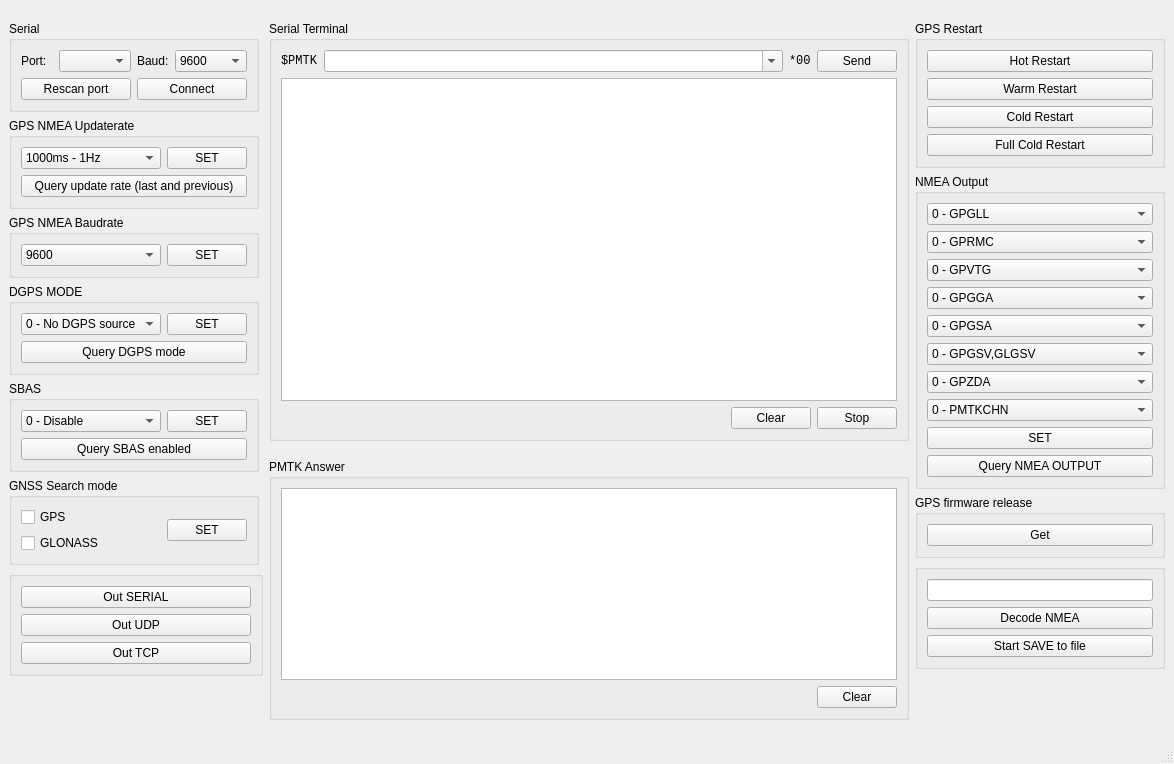
This is GPS_resender/mainwindow.ui in DamianPodrazaCode/GPS_resender as Qt 5 draws it before an edit. The edited form follows.
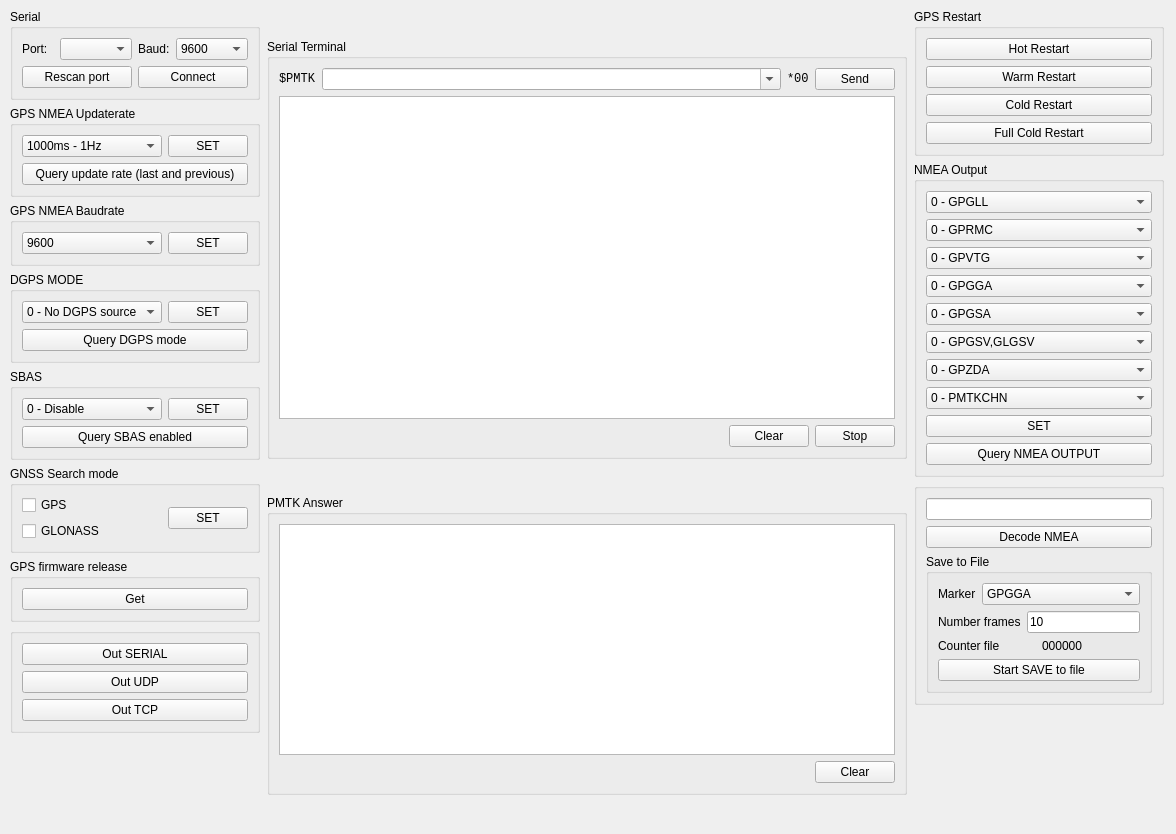
This is the edited form.

Diff of the .ui file:
```diff
--- a/GPS_resender/mainwindow.ui
+++ b/GPS_resender/mainwindow.ui
@@ -6,8 +6,8 @@
    <rect>
     <x>0</x>
     <y>0</y>
-    <width>1174</width>
-    <height>764</height>
+    <width>1176</width>
+    <height>834</height>
    </rect>
   </property>
   <property name="sizePolicy">
@@ -16,12 +16,18 @@
     <verstretch>0</verstretch>
    </sizepolicy>
   </property>
+  <property name="maximumSize">
+   <size>
+    <width>1176</width>
+    <height>834</height>
+   </size>
+  </property>
   <property name="windowTitle">
    <string>GPS resender</string>
   </property>
   <widget class="QWidget" name="centralwidget">
    <layout class="QGridLayout" name="gridLayout_7">
-    <item row="0" column="0" rowspan="2">
+    <item row="0" column="0">
      <layout class="QVBoxLayout" name="verticalLayout_3">
       <item>
        <widget class="QGroupBox" name="groupBox">
@@ -450,8 +456,48 @@
         </layout>
        </widget>
       </item>
+      <item>
+       <widget class="QGroupBox" name="groupBox_10">
+        <property name="sizePolicy">
+         <sizepolicy hsizetype="Fixed" vsizetype="Preferred">
+          <horstretch>0</horstretch>
+          <verstretch>0</verstretch>
+         </sizepolicy>
+        </property>
+        <property name="minimumSize">
+         <size>
+          <width>250</width>
+          <height>0</height>
+         </size>
+        </property>
+        <property name="title">
+         <string>GPS firmware release</string>
+        </property>
+        <layout class="QGridLayout" name="gridLayout_11">
+         <item row="0" column="0">
+          <widget class="QPushButton" name="pb_firm">
+           <property name="text">
+            <string>Get</string>
+           </property>
+          </widget>
+         </item>
+        </layout>
+       </widget>
+      </item>
       <item>
        <widget class="QGroupBox" name="groupBox_13">
+        <property name="sizePolicy">
+         <sizepolicy hsizetype="Fixed" vsizetype="Preferred">
+          <horstretch>0</horstretch>
+          <verstretch>0</verstretch>
+         </sizepolicy>
+        </property>
+        <property name="minimumSize">
+         <size>
+          <width>250</width>
+          <height>0</height>
+         </size>
+        </property>
         <property name="title">
          <string/>
         </property>
@@ -495,7 +541,9 @@
       </item>
      </layout>
     </item>
-    <item row="0" column="2">
+    <item row="0" column="1">
+     <layout class="QVBoxLayout" name="verticalLayout_5">
+      <item>
      <widget class="QGroupBox" name="groupBox_2">
       <property name="sizePolicy">
        <sizepolicy hsizetype="Fixed" vsizetype="Fixed">
@@ -513,27 +561,6 @@
        <string>Serial Terminal</string>
       </property>
       <layout class="QGridLayout" name="gridLayout_2">
-       <item row="1" column="0">
-        <widget class="QPlainTextEdit" name="pte_term">
-         <property name="font">
-          <font>
-           <family>Consolas</family>
-          </font>
-         </property>
-         <property name="lineWidth">
-          <number>1</number>
-         </property>
-         <property name="lineWrapMode">
-          <enum>QPlainTextEdit::NoWrap</enum>
-         </property>
-         <property name="readOnly">
-          <bool>true</bool>
-         </property>
-         <property name="maximumBlockCount">
-          <number>20</number>
-         </property>
-        </widget>
-       </item>
        <item row="2" column="0">
         <layout class="QHBoxLayout" name="horizontalLayout">
          <item>
@@ -622,10 +649,96 @@
          </item>
         </layout>
        </item>
+         <item row="1" column="0">
+          <widget class="QPlainTextEdit" name="pte_term">
+           <property name="font">
+            <font>
+             <family>Consolas</family>
+            </font>
+           </property>
+           <property name="lineWidth">
+            <number>1</number>
+           </property>
+           <property name="lineWrapMode">
+            <enum>QPlainTextEdit::NoWrap</enum>
+           </property>
+           <property name="readOnly">
+            <bool>true</bool>
+           </property>
+           <property name="maximumBlockCount">
+            <number>20</number>
+           </property>
+          </widget>
+         </item>
       </layout>
      </widget>
     </item>
-    <item row="0" column="3" rowspan="2">
+      <item>
+       <widget class="QGroupBox" name="groupBox_9">
+        <property name="sizePolicy">
+         <sizepolicy hsizetype="Fixed" vsizetype="Maximum">
+          <horstretch>0</horstretch>
+          <verstretch>0</verstretch>
+         </sizepolicy>
+        </property>
+        <property name="minimumSize">
+         <size>
+          <width>640</width>
+          <height>300</height>
+         </size>
+        </property>
+        <property name="title">
+         <string>PMTK Answer</string>
+        </property>
+        <layout class="QGridLayout" name="gridLayout_10">
+         <item row="0" column="0">
+          <widget class="QPlainTextEdit" name="pte_PMTK_answer">
+           <property name="font">
+            <font>
+             <family>Consolas</family>
+            </font>
+           </property>
+           <property name="lineWrapMode">
+            <enum>QPlainTextEdit::NoWrap</enum>
+           </property>
+           <property name="readOnly">
+            <bool>true</bool>
+           </property>
+           <property name="maximumBlockCount">
+            <number>10</number>
+           </property>
+          </widget>
+         </item>
+         <item row="1" column="0">
+          <layout class="QHBoxLayout" name="horizontalLayout_3">
+           <item>
+            <spacer name="horizontalSpacer_2">
+             <property name="orientation">
+              <enum>Qt::Horizontal</enum>
+             </property>
+             <property name="sizeHint" stdset="0">
+              <size>
+               <width>40</width>
+               <height>20</height>
+              </size>
+             </property>
+            </spacer>
+           </item>
+           <item>
+            <widget class="QPushButton" name="pb__PMTK_answer_clear">
+             <property name="text">
+              <string>Clear</string>
+             </property>
+            </widget>
+           </item>
+          </layout>
+         </item>
+        </layout>
+       </widget>
+      </item>
+     </layout>
+    </item>
+    <item row="0" column="2">
      <layout class="QVBoxLayout" name="verticalLayout_4">
       <item>
        <widget class="QGroupBox" name="groupBox_3">
@@ -987,38 +1100,10 @@
         </layout>
        </widget>
       </item>
-      <item>
-       <widget class="QGroupBox" name="groupBox_10">
-        <property name="sizePolicy">
-         <sizepolicy hsizetype="Fixed" vsizetype="Preferred">
-          <horstretch>0</horstretch>
-          <verstretch>0</verstretch>
-         </sizepolicy>
-        </property>
-        <property name="minimumSize">
-         <size>
-          <width>250</width>
-          <height>0</height>
-         </size>
-        </property>
-        <property name="title">
-         <string>GPS firmware release</string>
-        </property>
-        <layout class="QGridLayout" name="gridLayout_11">
-         <item row="0" column="0">
-          <widget class="QPushButton" name="pb_firm">
-           <property name="text">
-            <string>Get</string>
-           </property>
-          </widget>
-         </item>
-        </layout>
-       </widget>
-      </item>
       <item>
        <widget class="QGroupBox" name="groupBox_12">
         <property name="sizePolicy">
-         <sizepolicy hsizetype="Fixed" vsizetype="Preferred">
+         <sizepolicy hsizetype="Fixed" vsizetype="Fixed">
           <horstretch>0</horstretch>
           <verstretch>0</verstretch>
          </sizepolicy>
@@ -1040,14 +1125,106 @@
            </property>
           </widget>
          </item>
+         <item row="2" column="0">
+          <widget class="QGroupBox" name="groupBox_14">
+           <property name="sizePolicy">
+            <sizepolicy hsizetype="Preferred" vsizetype="Expanding">
+             <horstretch>0</horstretch>
+             <verstretch>0</verstretch>
+            </sizepolicy>
+           </property>
+           <property name="title">
+            <string>Save to File</string>
+           </property>
+           <layout class="QGridLayout" name="gridLayout_14">
          <item row="0" column="0">
-          <widget class="QLineEdit" name="le_googleMaps">
-           <property name="readOnly">
-            <bool>true</bool>
-           </property>
-          </widget>
+             <layout class="QHBoxLayout" name="horizontalLayout_4">
+              <item>
+               <widget class="QLabel" name="label_3">
+                <property name="text">
+                 <string>Marker</string>
+                </property>
+               </widget>
+              </item>
+              <item>
+               <widget class="QComboBox" name="cb_marker_file">
+                <property name="sizePolicy">
+                 <sizepolicy hsizetype="Expanding" vsizetype="Fixed">
+                  <horstretch>0</horstretch>
+                  <verstretch>0</verstretch>
+                 </sizepolicy>
+                </property>
+                <item>
+                 <property name="text">
+                  <string>GPGGA</string>
+                 </property>
+                </item>
+                <item>
+                 <property name="text">
+                  <string>GPGLL</string>
+                 </property>
+                </item>
+                <item>
+                 <property name="text">
+                  <string>GPVTG</string>
+                 </property>
+                </item>
+                <item>
+                 <property name="text">
+                  <string>GPGSA</string>
+                 </property>
+                </item>
+                <item>
+                 <property name="text">
+                  <string>GPGSV</string>
+                 </property>
+                </item>
+                <item>
+                 <property name="text">
+                  <string/>
+                 </property>
+                </item>
+               </widget>
+              </item>
+             </layout>
+            </item>
+            <item row="1" column="0">
+             <layout class="QHBoxLayout" name="horizontalLayout_5">
+              <item>
+               <widget class="QLabel" name="label_4">
+                <property name="text">
+                 <string>Number frames</string>
+                </property>
+               </widget>
+              </item>
+              <item>
+               <widget class="QLineEdit" name="le_number_frames_in_file">
+                <property name="text">
+                 <string>10</string>
+                </property>
+               </widget>
+              </item>
+             </layout>
          </item>
          <item row="2" column="0">
+             <layout class="QHBoxLayout" name="horizontalLayout_6">
+              <item>
+               <widget class="QLabel" name="label_5">
+                <property name="text">
+                 <string>Counter file</string>
+                </property>
+               </widget>
+              </item>
+              <item>
+               <widget class="QLabel" name="l_counter_files">
+                <property name="text">
+                 <string>000000</string>
+                </property>
+               </widget>
+              </item>
+             </layout>
+            </item>
+            <item row="3" column="0">
           <widget class="QPushButton" name="pb_start_save_to_file">
            <property name="text">
             <string>Start SAVE to file</string>
@@ -1060,6 +1237,16 @@
         </layout>
        </widget>
       </item>
+         <item row="0" column="0">
+          <widget class="QLineEdit" name="le_googleMaps">
+           <property name="readOnly">
+            <bool>true</bool>
+           </property>
+          </widget>
+         </item>
+        </layout>
+       </widget>
+      </item>
       <item>
        <spacer name="verticalSpacer_2">
         <property name="orientation">
@@ -1075,82 +1262,8 @@
       </item>
      </layout>
     </item>
-    <item row="1" column="2">
-     <widget class="QGroupBox" name="groupBox_9">
-      <property name="sizePolicy">
-       <sizepolicy hsizetype="Fixed" vsizetype="Fixed">
-        <horstretch>0</horstretch>
-        <verstretch>0</verstretch>
-       </sizepolicy>
-      </property>
-      <property name="minimumSize">
-       <size>
-        <width>640</width>
-        <height>0</height>
-       </size>
-      </property>
-      <property name="title">
-       <string>PMTK Answer</string>
-      </property>
-      <layout class="QGridLayout" name="gridLayout_10">
-       <item row="0" column="0">
-        <widget class="QPlainTextEdit" name="pte_PMTK_answer">
-         <property name="font">
-          <font>
-           <family>Consolas</family>
-          </font>
-         </property>
-         <property name="lineWrapMode">
-          <enum>QPlainTextEdit::NoWrap</enum>
-         </property>
-         <property name="readOnly">
-          <bool>true</bool>
-         </property>
-         <property name="maximumBlockCount">
-          <number>10</number>
-         </property>
-        </widget>
-       </item>
-       <item row="1" column="0">
-        <layout class="QHBoxLayout" name="horizontalLayout_3">
-         <item>
-          <spacer name="horizontalSpacer_2">
-           <property name="orientation">
-            <enum>Qt::Horizontal</enum>
-           </property>
-           <property name="sizeHint" stdset="0">
-            <size>
-             <width>40</width>
-             <height>20</height>
-            </size>
-           </property>
-          </spacer>
-         </item>
-         <item>
-          <widget class="QPushButton" name="pb__PMTK_answer_clear">
-           <property name="text">
-            <string>Clear</string>
-           </property>
-          </widget>
-         </item>
-        </layout>
-       </item>
-      </layout>
-     </widget>
-    </item>
-   </layout>
-  </widget>
-  <widget class="QMenuBar" name="menubar">
-   <property name="geometry">
-    <rect>
-     <x>0</x>
-     <y>0</y>
-     <width>1174</width>
-     <height>21</height>
-    </rect>
-   </property>
-  </widget>
-  <widget class="QStatusBar" name="statusbar"/>
+   </layout>
+  </widget>
  </widget>
  <resources/>
  <connections/>
```
Lines whose indentation alone changed are shown as unchanged.
